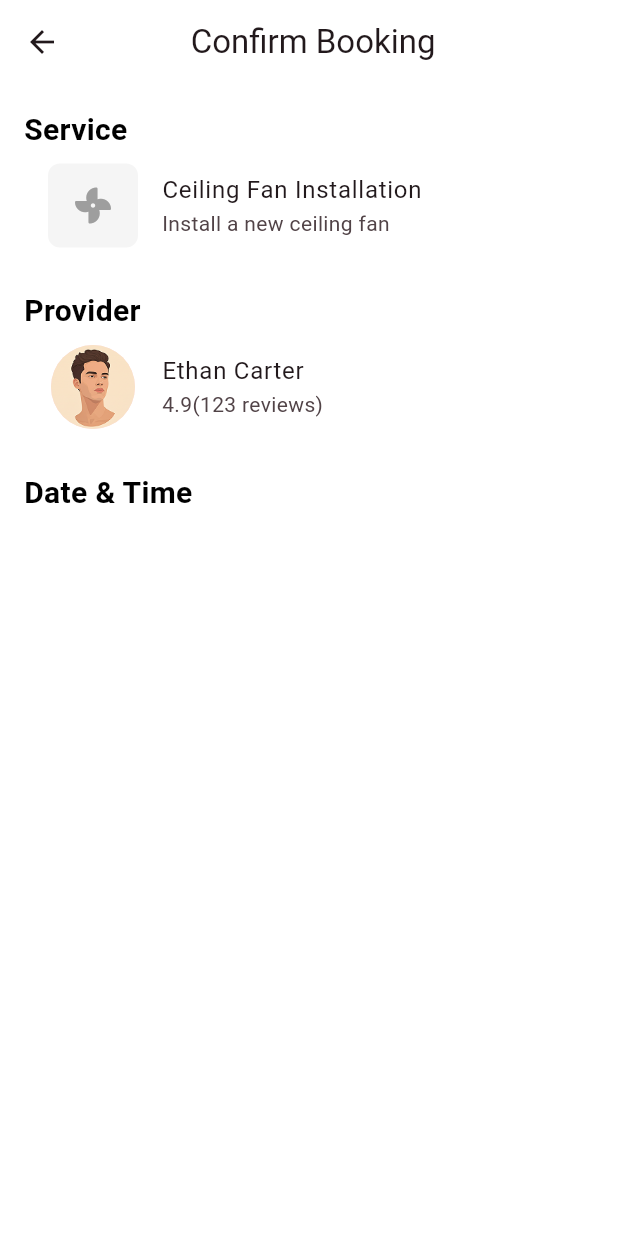
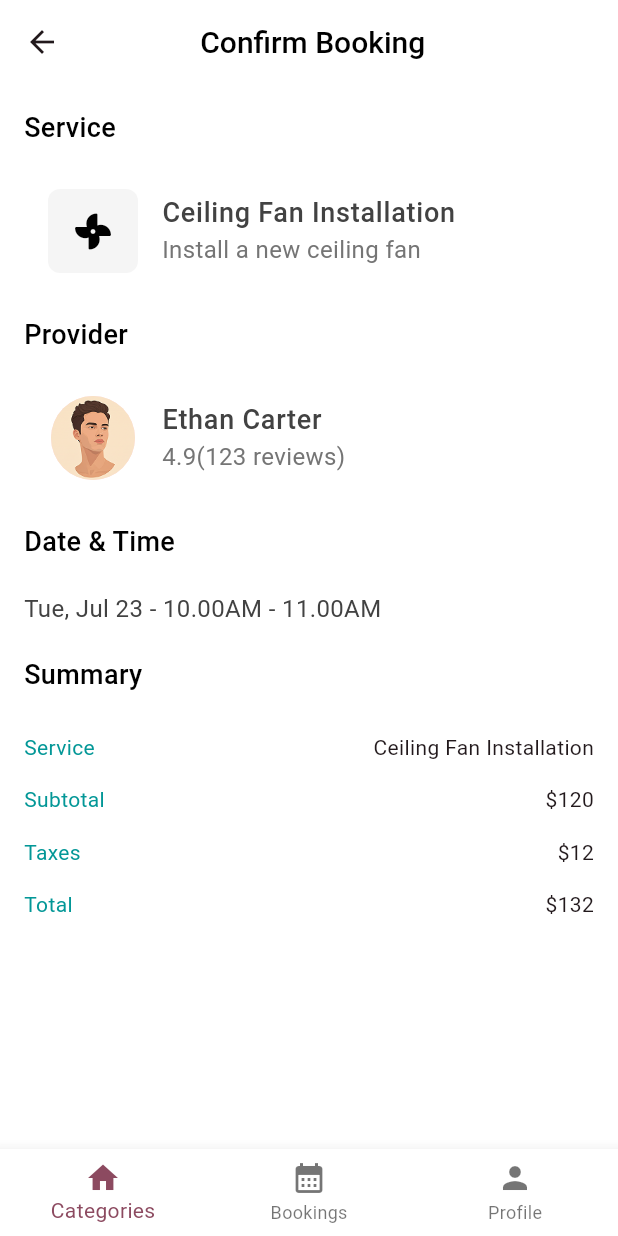
Before and after one commit to Eranga035225/skill_finder_mobile_app_for_a_client, a Flutter app: the BookingScreen screen opened directly, on a phone screen of 412 x 824 dp. Run offline on Flutter 3.47's test engine with Material 3 defaults, Android fonts, the phone set to English and light mode, and no system bars; our stand-ins replace font_awesome_flutter, lottie.

Commit message:
developed bokking page

```diff
--- a/lib/screens/booking_screen.dart
+++ b/lib/screens/booking_screen.dart
@@ -1,5 +1,8 @@
 import 'package:flutter/material.dart';
 import 'package:font_awesome_flutter/font_awesome_flutter.dart';
+
+import '../utils/custom_colors.dart';
+import 'profile_screen.dart';
 
 class BookingScreen extends StatefulWidget {
   const BookingScreen({super.key});
@@ -12,10 +15,35 @@ class _BookingScreenState extends State<BookingScreen> {
   @override
   Widget build(BuildContext context) {
     return Scaffold(
+       bottomNavigationBar: BottomNavigationBar(
+        backgroundColor: Colors.white,
+        items:
+      [
+        BottomNavigationBarItem(icon: Icon(Icons.home), label:'Categories' ),
+        BottomNavigationBarItem(icon: Icon(Icons.calendar_month), label:'Bookings' ),
+        BottomNavigationBarItem(icon: GestureDetector(
+          onTap: (){
+            Navigator.push(context, MaterialPageRoute(builder: (context) => ProfileScreen(),));
+          },
+
+
+          child: Icon(Icons.person)), label:'Profile' ),
+
+      ]
+
+
+
+
+      ),
       backgroundColor: Colors.white,
 
       appBar: AppBar(
-        title: Text(' Confirm Booking'),
+        title: Text(' Confirm Booking', style: TextStyle(
+          color:Colors.black,
+          fontSize: 20,
+          fontWeight: FontWeight.w500
+
+        ),),
         centerTitle: true,
         backgroundColor: Colors.white,
       ),
@@ -29,10 +57,11 @@ class _BookingScreenState extends State<BookingScreen> {
 
             Text('Service', style:TextStyle(
               color:Colors.black,
-              fontSize: 20,
-              fontWeight: FontWeight.bold
+              fontSize: 18,
+              fontWeight: FontWeight.w500
 
             )),
+            SizedBox(height:20,),
             ListTile(
               leading: Container(
                 width:60,
@@ -42,9 +71,17 @@ class _BookingScreenState extends State<BookingScreen> {
                   borderRadius: BorderRadius.circular(8)
                 ),
 
-                child: Center(child: FaIcon(FontAwesomeIcons.fan, color: Colors.grey,))),
-              title: Text('Ceiling Fan Installation'),
-              subtitle: Text('Install a new ceiling fan'),
+                child: Center(child: FaIcon(FontAwesomeIcons.fan, color: Colors.black,))),
+              title: Text('Ceiling Fan Installation', style:TextStyle(
+                color:Colors.grey.shade800,
+                fontSize:18,
+                fontWeight: FontWeight.w500,
+              )),
+              subtitle: Text('Install a new ceiling fan', style: TextStyle(
+                color: Colors.grey.shade600,
+                fontSize: 16,
+                fontWeight: FontWeight.w400
+              ),),
 
             ),
 
@@ -52,27 +89,91 @@ class _BookingScreenState extends State<BookingScreen> {
 
             Text('Provider', style:TextStyle(
               color:Colors.black,
-              fontSize: 20,
-              fontWeight: FontWeight.bold
+              fontSize: 18,
+              fontWeight: FontWeight.w500
 
             )),
+            SizedBox(height:20,),
             ListTile(
               leading: CircleAvatar(
                 radius: 30,
                 backgroundImage: AssetImage('assets/images/profile_icon.png', ),
 
               ),
-              title: Text('Ethan Carter'),
-              subtitle: Text('4.9(123 reviews)'),
+              title: Text('Ethan Carter', style:TextStyle(
+                color:Colors.grey.shade800,
+                fontSize:18,
+                fontWeight: FontWeight.w500,
+              )),
+              subtitle: Text('4.9(123 reviews)', style: TextStyle(
+                color: Colors.grey.shade600,
+                fontSize: 16,
+                fontWeight: FontWeight.w400,
+              ),),
 
             ),
             SizedBox(height:20,),
             Text('Date & Time', style:TextStyle(
-              color:Colors.black,
-              fontSize: 20,
-              fontWeight: FontWeight.bold
+             color:Colors.black,
+              fontSize: 18,
+              fontWeight: FontWeight.w500
 
             )),
+            SizedBox(height:20,),
+            Text('Tue, Jul 23 - 10.00AM - 11.00AM', style:TextStyle(
+              color:Colors.grey.shade800,
+              fontSize:16,
+              fontWeight: FontWeight.w400,
+            )),
+            SizedBox(height:20,),
+            Text('Summary', style:TextStyle(
+              color:Colors.black,
+              fontSize: 18,
+              fontWeight: FontWeight.w500
+
+            )),
+            SizedBox(height:25,),
+            Row(children: [
+              Text('Service', style:TextStyle(
+                color:CustomColors.primaryColor,
+              )),
+              Spacer(),
+              Text('Ceiling Fan Installation'),
+
+            ],),
+            SizedBox(height:15,),
+            Row(children: [
+              Text('Subtotal', style:TextStyle(
+                color:CustomColors.primaryColor,
+              )),
+              Spacer(),
+              Text('\$120'),
+
+            ],),
+            SizedBox(height:15,),
+             Row(children: [
+              Text('Taxes', style:TextStyle(
+                color:CustomColors.primaryColor,
+              )),
+              Spacer(),
+              Text('\$12'),
+
+            ],),
+            SizedBox(height:15,),
+             Row(children: [
+              Text('Total', style:TextStyle(
+                color:CustomColors.primaryColor,
+              )),
+              Spacer(),
+              Text('\$132'),
+
+            ],),
+
+
+
+
+
+
 
 
 
```
